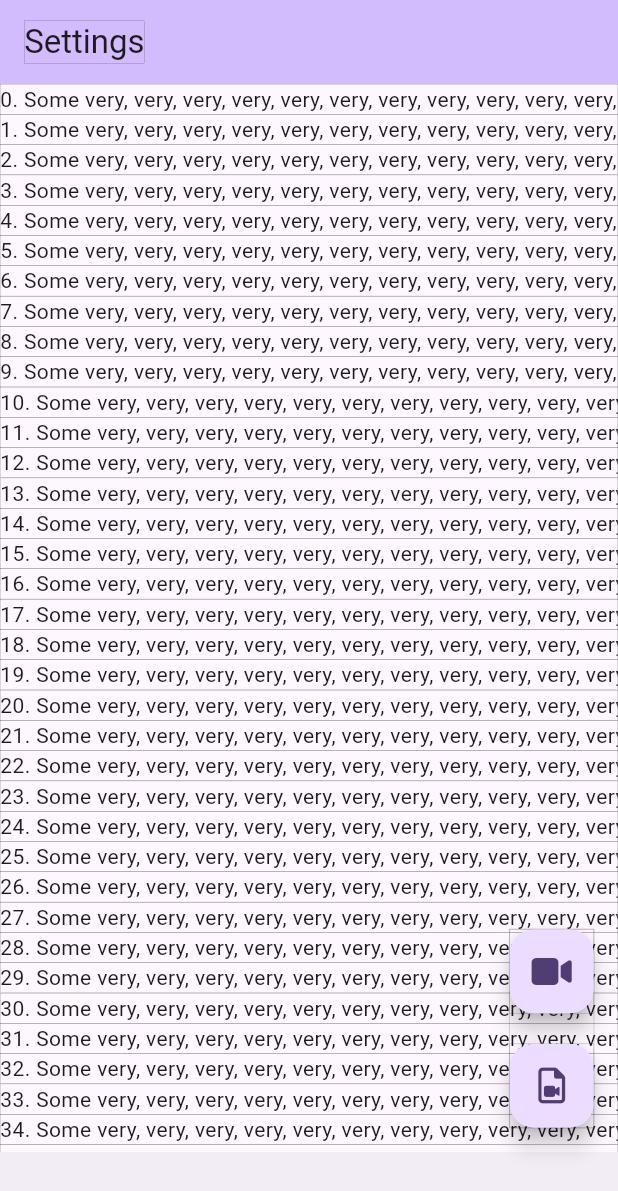
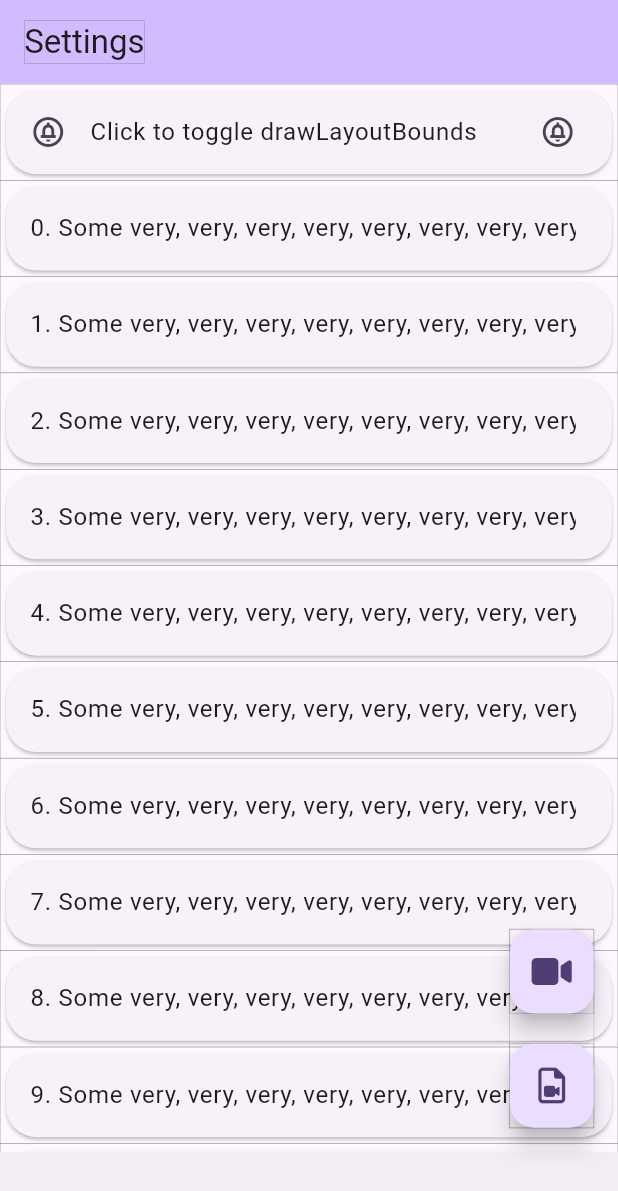
Before and after one commit to BigDeeEss/kar_kam, a Flutter app: the screen it shows after launch, on a phone screen of 412 x 824 dp. Shown: the top 1191 px of the screen. Run offline on Flutter 3.47's test engine with Material 2 defaults, Android fonts, the phone set to English and light mode, and no system bars; our stand-ins replace font_awesome_flutter, get_it, get_it_mixin, shared_preferences.

Commit message:
Reimplement ability for user to set drawLayoutBounds.
Also add RoundedRectangleBorder shape to Card in SettingsUIListTile.

```diff
--- a/lib/app_data/app_data_manager_mixin.dart
+++ b/lib/app_data/app_data_manager_mixin.dart
@@ -11,6 +11,8 @@ mixin AppDataManagerMixin on AppData {
     required String string,
     var value,
   }) {
+    print('AppDataManagerMixin, string...$string');
+    print('AppDataManagerMixin, value...$value');
     if (value != null) {
       // Set [AppData.field], identified by string, to value.
       setMap?[string]?.call(value);
--- /dev/null
+++ b/lib/settings/settings_page_list_tile.dart
@@ -0,0 +1,46 @@
+// Import external packages.
+import 'package:flutter/material.dart';
+
+// Import project-specific files.
+import 'package:kar_kam/utils/boxed_container.dart';
+
+class SettingsPageListTile extends StatelessWidget {
+  const SettingsPageListTile({
+    super.key,
+    this.leading,
+    this.onTap,
+    this.title,
+    this.trailing,
+  });
+
+  /// A widget to display on the left within [SettingsPageListTile].
+  final Widget? leading;
+
+  /// A gesture detection callback that implements the functionality
+  /// associated with [SettingsPageListTile].
+  final GestureTapCallback? onTap;
+
+  /// A widget to display on the right within [SettingsPageListTile].
+  final Widget? trailing;
+
+  /// A widget to display between [leading] and [trailing].
+  final Widget? title;
+
+  @override
+  Widget build(BuildContext context) {
+    return BoxedContainer(
+      child: Card(
+        shape: RoundedRectangleBorder(
+          // side: BorderSide(),
+          borderRadius: BorderRadius.circular(20.0),
+        ),
+        child: ListTile(
+          leading: leading,
+          onTap: onTap,
+          title: title,
+          trailing: trailing,
+        ),
+      ),
+    );
+  }
+}
--- a/lib/settings/settings_page_specs.dart
+++ b/lib/settings/settings_page_specs.dart
@@ -2,38 +2,52 @@
 import 'package:flutter/material.dart';
 
 // Import project-specific files.
+import 'package:kar_kam/app_data/app_data.dart';
+import 'package:kar_kam/app_data/get_it_service.dart';
 import 'package:kar_kam/base_page/base_page_specs.dart';
-import 'package:kar_kam/settings/settings_ui_list_tile.dart';
+import 'package:kar_kam/settings/settings_page_list_tile.dart';
 
-/// Home layout.
+/// Settings page layout specs.
 BasePageSpecs settingsPageSpecs = BasePageSpecs(
   title: 'Settings',
-  contents: const _SettingsPageSpecs(),
+  contents: const SettingsPageSpecs(),
   floatingActionButtonTargetList: <String>[
     'karKamPageSpecs',
     'filesPageSpecs',
   ],
 );
 
-
-class _SettingsPageSpecs extends StatefulWidget {
-  const _SettingsPageSpecs({super.key});
+/// Implements a ListView.
+class SettingsPageSpecs extends StatefulWidget {
+  const SettingsPageSpecs({super.key});
 
   @override
-  State<_SettingsPageSpecs> createState() => _SettingsPageSpecsState();
+  State<SettingsPageSpecs> createState() => _SettingsPageSpecsState();
 }
 
-class _SettingsPageSpecsState extends State<_SettingsPageSpecs> {
-  // [scrollController] is added to the [ListView] instance below in [build]
-  // in order to get the scroll position [Offset] value.
-  final ScrollController scrollController = ScrollController();
-
+class _SettingsPageSpecsState extends State<SettingsPageSpecs> {
   @override
   Widget build(BuildContext context) {
-    List<Widget> settingsUITileList = [
+    List<Widget> settingsPageTileList = [
+      SettingsPageListTile(
+        leading: const Icon(
+          Icons.circle_notifications_outlined,
+        ),
+        onTap: (() {
+          // Toggle [drawLayoutBounds] variable in [AppData].
+          bool drawLayoutBounds =
+              GetItService.instance<AppData>().drawLayoutBounds!;
+          GetItService.instance<AppData>()
+              .update(string: 'drawLayoutBounds', value: !drawLayoutBounds);
+        }),
+        title: const Text('Click to toggle drawLayoutBounds'),
+        trailing: const Icon(
+          Icons.circle_notifications_outlined,
+        ),
+      ),
       ...List<Widget>.generate(50, (int index) {
-        return SettingsUIListTile(
-          widget: Text(
+        return SettingsPageListTile(
+          title: Text(
             '$index. Some very, very, very, very, very, very, very, very, very, very, very, verylongtext!',
             maxLines: 1,
             softWrap: false,
@@ -42,12 +56,8 @@ class _SettingsPageSpecsState extends State<_SettingsPageSpecs> {
       })
     ];
 
-    return ListView.builder(
-      controller: scrollController,
-      itemCount: settingsUITileList.length,
-      itemBuilder: (context, index) {
-        return settingsUITileList[index];
-      },
+    return ListView(
+      children: settingsPageTileList,
     );
   }
 }
--- a/lib/settings/settings_ui_list_tile.dart
+++ /dev/null
@@ -1,22 +0,0 @@
-// Import external packages.
-import 'package:flutter/material.dart';
-
-// Import project-specific files.
-import 'package:kar_kam/utils/boxed_container.dart';
-
-class SettingsUIListTile extends StatelessWidget {
-  const SettingsUIListTile({
-    super.key,
-    this.widget,
-  });
-
-  /// A widget to display between [leading] and [trailing].
-  final Widget? widget;
-
-  @override
-  Widget build(BuildContext context) {
-    return BoxedContainer(
-      child: widget,
-    );
-  }
-}
```
Also changed, not shown: 2 other files.
